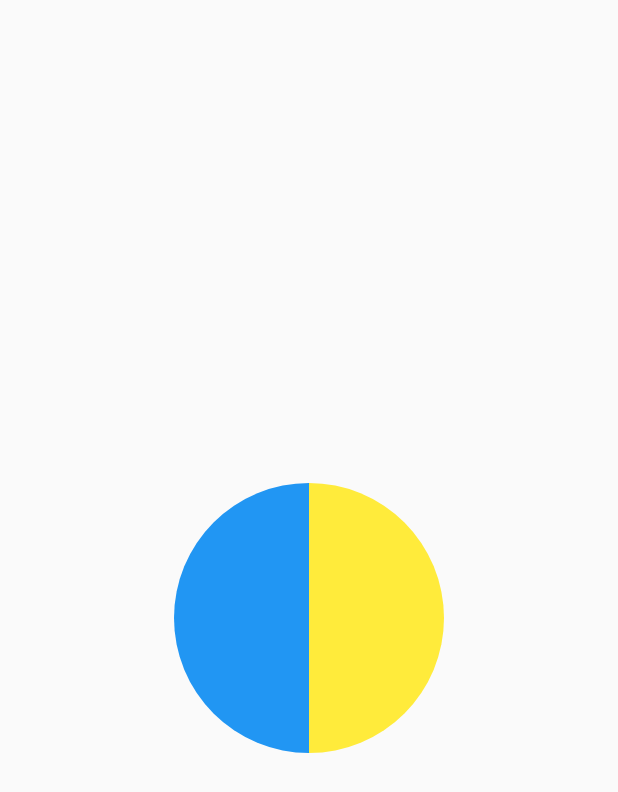
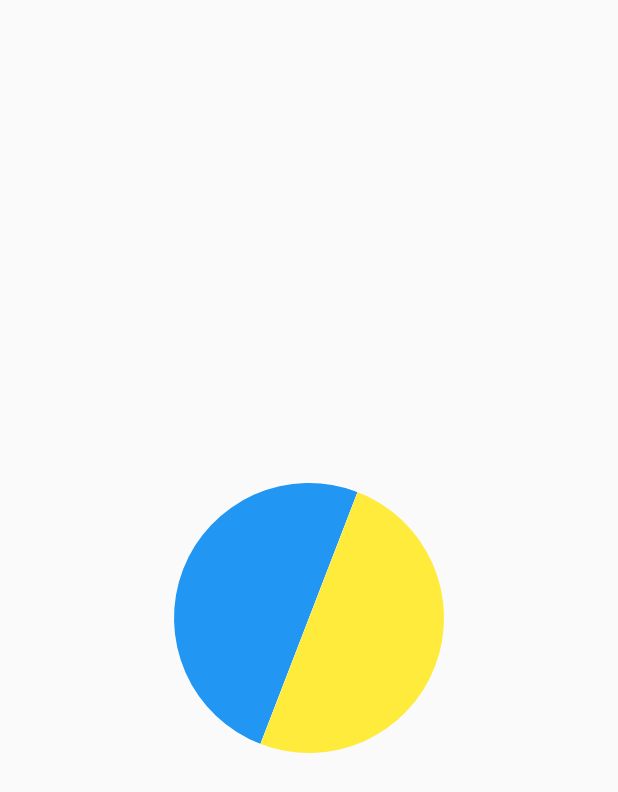
Before and after one commit to Nitin-Singh18/Flutter-Animation, a Flutter app: the screen it shows after launch, on a phone screen of 412 x 824 dp. Shown: the top 792 px of the screen. Run offline on Flutter 3.47's test engine with Material 2 defaults, Android fonts, the phone set to English and light mode, and no system bars.

Commit message:
Animation 2 - Rotate and Flip

```diff
--- a/animation2/lib/main.dart
+++ b/animation2/lib/main.dart
@@ -1,4 +1,5 @@
 import 'package:flutter/material.dart';
+import 'dart:math' show pi;
 
 void main() {
   runApp(const MyApp());
@@ -20,8 +21,86 @@ class MyApp extends StatelessWidget {
   }
 }
 
-class HomePage extends StatelessWidget {
+class HomePage extends StatefulWidget {
   const HomePage({super.key});
+
+  @override
+  State<HomePage> createState() => _HomePageState();
+}
+
+class _HomePageState extends State<HomePage> with TickerProviderStateMixin {
+  late AnimationController _counterClockwiseController;
+  late Animation<double> _counterClockwiseRotationAnimation;
+
+  late AnimationController _flipController;
+  late Animation _flipAnimation;
+
+  @override
+  void initState() {
+    super.initState();
+    //Rotation Animation
+    _counterClockwiseController = AnimationController(
+      vsync: this,
+      duration: const Duration(seconds: 3),
+    );
+
+    _counterClockwiseRotationAnimation = Tween<double>(
+      begin: 0.0,
+      //To rotate a widget CounterClockwise, we have passed '-' value to end.
+      end: -(pi / 2),
+    ).animate(CurvedAnimation(
+        parent: _counterClockwiseController, curve: Curves.bounceOut));
+    _counterClockwiseController.forward();
+
+    //Flip Animation
+    _flipController = AnimationController(
+      vsync: this,
+      duration: const Duration(seconds: 3),
+    );
+    _flipAnimation = Tween<double>(begin: 0, end: pi).animate(
+        CurvedAnimation(parent: _flipController, curve: Curves.bounceOut));
+
+    _counterClockwiseController.addStatusListener(
+      (status) {
+        if (status == AnimationStatus.completed) {
+          _flipAnimation = Tween<double>(
+                  begin: _flipAnimation.value, end: _flipAnimation.value + pi)
+              .animate(
+            CurvedAnimation(parent: _flipController, curve: Curves.bounceOut),
+          );
+
+          //Reset the flip controller and start the animation
+          _flipController
+            ..reset()
+            ..forward();
+        }
+      },
+    );
+
+    _flipController.addStatusListener(
+      (status) {
+        if (status == AnimationStatus.completed) {
+          _counterClockwiseRotationAnimation = Tween<double>(
+            begin: _counterClockwiseRotationAnimation.value,
+            end: _counterClockwiseRotationAnimation.value + -(pi / 2),
+          ).animate(CurvedAnimation(
+              parent: _counterClockwiseController, curve: Curves.bounceOut));
+
+          //Reset the CounterClockwise controller and start the animation
+          _counterClockwiseController
+            ..reset()
+            ..forward();
+        }
+      },
+    );
+  }
+
+  @override
+  void dispose() {
+    _counterClockwiseController.dispose();
+    _flipController.dispose();
+    super.dispose();
+  }
 
   @override
   Widget build(BuildContext context) {
@@ -30,30 +109,60 @@ class HomePage extends StatelessWidget {
         child: Column(
           mainAxisAlignment: MainAxisAlignment.center,
           children: [
-          Row(
+            AnimatedBuilder(
+                animation: _counterClockwiseController,
+                builder: (context, child) {
+                  return Transform(
+                    alignment: Alignment.center,
+                    transform: Matrix4.identity()
+                      ..rotateZ(_counterClockwiseRotationAnimation.value),
+                    child: Row(
                       mainAxisAlignment: MainAxisAlignment.center,
                       children: [
-              ClipPath(
-                clipper: const HalfCircleClipper(side: CircleSide.left),
+                        AnimatedBuilder(
+                            animation: _flipController,
+                            builder: (context, child) {
+                              return Transform(
+                                alignment: Alignment.centerRight,
+                                transform: Matrix4.identity()
+                                  ..rotateY(_flipAnimation.value),
+                                child: ClipPath(
+                                  clipper: const HalfCircleClipper(
+                                      side: CircleSide.left),
                                   child: Container(
                                     height: 180,
                                     width: 180,
                                     color: Colors.blue,
                                   ),
                                 ),
-              ClipPath(
-                clipper: const HalfCircleClipper(side: CircleSide.right),
+                              );
+                            }),
+                        AnimatedBuilder(
+                            animation: _flipController,
+                            builder: (context, child) {
+                              return Transform(
+                                alignment: Alignment.centerLeft,
+                                transform: Matrix4.identity()
+                                  ..rotateY(_flipAnimation.value),
+                                child: ClipPath(
+                                  clipper: const HalfCircleClipper(
+                                      side: CircleSide.right),
                                   child: Container(
                                     height: 180,
                                     width: 180,
                                     color: Colors.yellow,
                                   ),
                                 ),
+                              );
+                            }),
                       ],
                     ),
+                  );
+                }),
           ],
         ),
-    ));
+      ),
+    );
   }
 }
 
```
Lines whose indentation alone changed are shown as unchanged.
